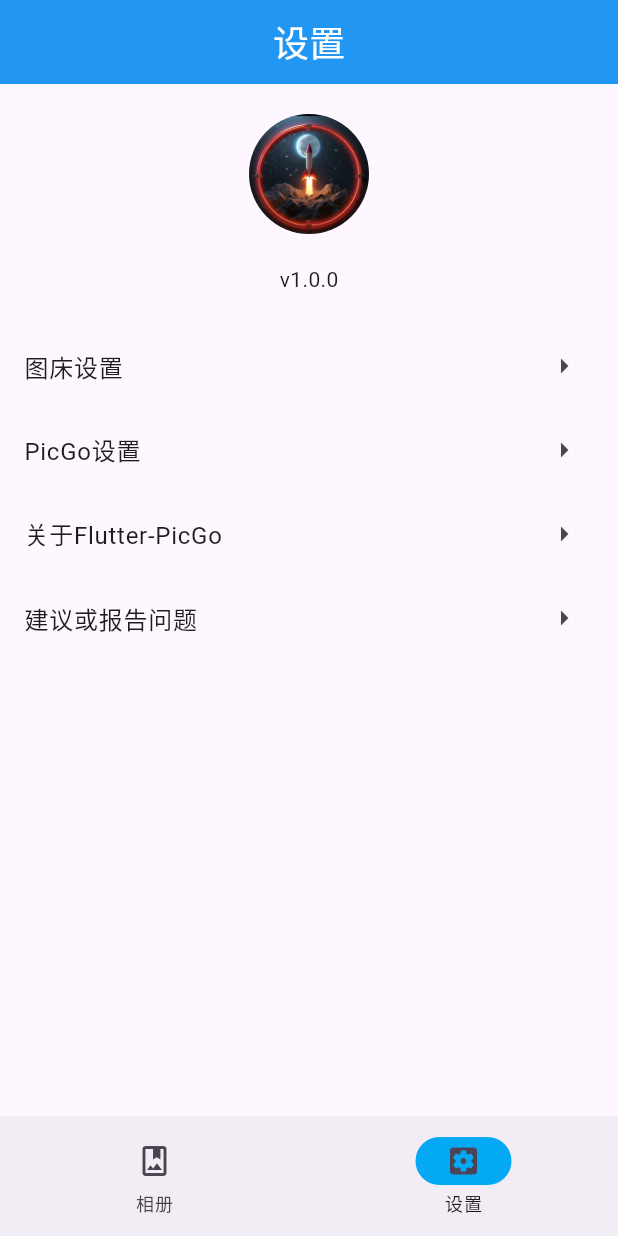
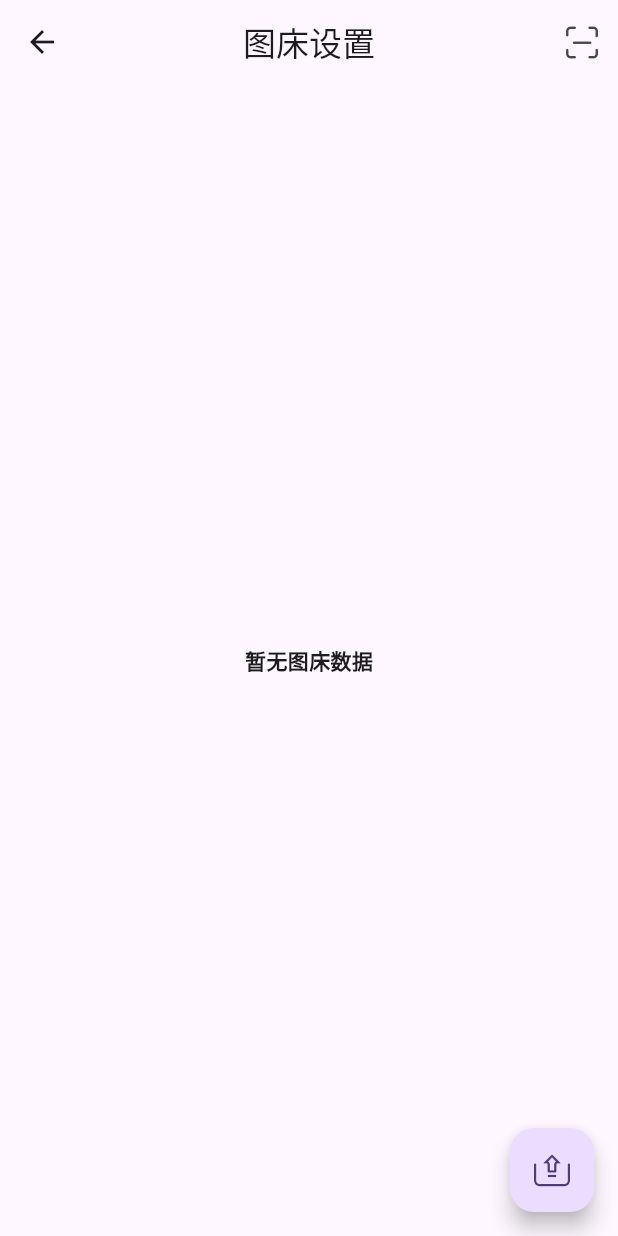
Before and after one commit to CrossEvol/flutter_ce_picgo, a Flutter app: the screen it shows after launch, item 2 of the bottom bar chosen, after a tap on "图床设置", on a phone screen of 412 x 824 dp. Run offline on Flutter 3.47's test engine with Material 3 defaults, Android fonts, the phone set to English and light mode, and no system bars; our stand-ins replace bloc, equatable, flutter_bloc, go_router, image_picker, package_info_plus and 1 more; missing offline and left inert: bitsdojo_window.

Commit message:
image_storage_setting_screen

```diff
--- a/lib/main.dart
+++ b/lib/main.dart
@@ -3,7 +3,7 @@ import 'dart:io';
 import 'package:bitsdojo_window/bitsdojo_window.dart';
 import 'package:flutter/foundation.dart';
 import 'package:flutter/material.dart';
-import 'package:flutter_ce_picgo/views/home_screen.dart';
+import 'package:flutter_ce_picgo/router/router.dart';
 
 void main() async {
   if (!kIsWeb && Platform.isWindows) {
@@ -33,28 +33,14 @@ class MyApp extends StatelessWidget {
   // This widget is the root of your application.
   @override
   Widget build(BuildContext context) {
-    return MaterialApp(
-      title: 'Flutter Demo',
+    return MaterialApp.router(
+      title: 'Flutter CE PicGo',
       theme: ThemeData(
-        // This is the theme of your application.
-        //
-        // TRY THIS: Try running your application with "flutter run". You'll see
-        // the application has a purple toolbar. Then, without quitting the app,
-        // try changing the seedColor in the colorScheme below to Colors.green
-        // and then invoke "hot reload" (save your changes or press the "hot
-        // reload" button in a Flutter-supported IDE, or press "r" if you used
-        // the command line to start the app).
-        //
-        // Notice that the counter didn't reset back to zero; the application
-        // state is not lost during the reload. To reset the state, use hot
-        // restart instead.
-        //
-        // This works for code too, not just values: Most code changes can be
-        // tested with just a hot reload.
         colorScheme: ColorScheme.fromSeed(seedColor: Colors.deepPurple),
         useMaterial3: true,
       ),
-      home: const HomeScreen(),
+      debugShowCheckedModeBanner: false,
+      routerConfig: router,
     );
   }
 }
--- /dev/null
+++ b/lib/models/image_storage_setting.dart
@@ -0,0 +1,38 @@
+class PBSetting {
+  int _id = 0;
+  String _type = "";
+  String _name = "";
+  String _config = "";
+  String _path = "";
+  bool _visible = false;
+
+  PBSetting();
+
+  int get id => _id;
+  String get type => _type;
+  String get name => _name;
+  String get config => _config;
+  String get path => _path;
+  bool get visible => _visible;
+
+  PBSetting.fromMap(Map<String, dynamic> map) {
+    _id = map['id'];
+    _type = map['type'];
+    _name = map['name'];
+    _config = map['config'];
+    _path = map['path'];
+    _visible = map['visible'] == 1;
+  }
+
+  Map<String, dynamic> toMap() {
+    var map = {
+      'id': _id,
+      'type': _type,
+      'name': _name,
+      'config': _config,
+      'path': _path,
+      'visible': _visible ? 1 : 0,
+    };
+    return map;
+  }
+}
--- a/lib/router/router.dart
+++ b/lib/router/router.dart
@@ -4,6 +4,7 @@ import 'package:flutter_ce_picgo/views/settings_screen.dart';
 import 'package:go_router/go_router.dart';
 
 import '../views/home_screen.dart';
+import '../views/image_storage_settings_views/image_storage_setting_screen.dart';
 
 /// The route configuration.
 final GoRouter router = GoRouter(
@@ -26,6 +27,12 @@ final GoRouter router = GoRouter(
             return const SettingsScreen();
           },
         ),
+        GoRoute(
+          path: 'settings/pb',
+          builder: (BuildContext context, GoRouterState state) {
+            return const ImageStorageSettingScreen();
+          },
+        ),
       ],
     ),
   ],
--- /dev/null
+++ b/lib/views/image_storage_settings_views/image_storage_setting_presenter.dart
@@ -0,0 +1,69 @@
+import 'dart:convert';
+
+import '../../models/image_storage_setting.dart';
+
+abstract class ImageStorageSettingPageContract {
+  void loadPb(List<PBSetting> settings);
+
+  void loadError(String errorMsg);
+
+  void transferError(String e);
+
+  void transferSuccess();
+
+  void exportConfigSuccess(String config);
+
+  void exportConfigError(String message);
+}
+
+class ImageStorageSettingPagePresenter {
+  ImageStorageSettingPageContract _view;
+
+  ImageStorageSettingPagePresenter(this._view);
+
+  doLoadPb() async {
+    // try {
+    //   var sql = Sql.setTable('pb_setting');
+    //   var list = await sql.get();
+    //   var realList = list.map((map) {
+    //     return PBSetting.fromMap(map);
+    //   }).toList();
+    //   _view.loadPb(realList);
+    // } catch (e) {
+    //   _view.loadError('${e.toString()}');
+    // }
+  }
+
+  /// transfer picgo json config to flutter-picgo
+  doTransferJson(String jsonStr) async {
+    // try {
+    //   Map<String, dynamic> map = json.decode(jsonStr);
+    //   map.forEach((key, value) async {
+    //     var config = json.encode(value);
+    //     await ImageUploadUtils.savePBConfig(key, config);
+    //   });
+    //   // success
+    //   _view.transferSuccess();
+    // } catch (e) {
+    //   _view.transferError('转换失败，请确认配置无误');
+    // }
+  }
+
+  /// 导出所有配置
+  doExportConfig() async {
+    // try {
+    //   var sql = Sql.setTable(TABLE_NAME_PBSETTING);
+    //   var list = await sql.get();
+    //   Map<String, dynamic> map = {};
+    //   list.forEach((element) {
+    //     var pbItem = PBSetting.fromMap(element);
+    //     if (!isBlank(pbItem.config)) {
+    //       map[pbItem.type] = json.decode(pbItem.config);
+    //     }
+    //   });
+    //   _view.exportConfigSuccess(json.encode(map));
+    // } catch (e) {
+    //   _view.exportConfigError('$e');
+    // }
+  }
+}
--- /dev/null
+++ b/lib/views/image_storage_settings_views/image_storage_setting_screen.dart
@@ -0,0 +1,146 @@
+import 'package:flutter/material.dart';
+import 'package:flutter/services.dart';
+import 'package:flutter_ce_picgo/views/image_storage_settings_views/image_storage_setting_presenter.dart';
+
+import '../../models/image_storage_setting.dart';
+
+class ImageStorageSettingScreen extends StatefulWidget {
+  const ImageStorageSettingScreen({super.key});
+
+  @override
+  State<ImageStorageSettingScreen> createState() => _ImageStorageSettingScreenState();
+}
+
+class _ImageStorageSettingScreenState extends State<ImageStorageSettingScreen>
+    implements ImageStorageSettingPageContract {
+  List<PBSetting> _settings = [];
+  String _errorTip = '暂无图床数据';
+
+  late ImageStorageSettingPagePresenter _presenter;
+
+  _ImageStorageSettingScreenState() {
+    _presenter = ImageStorageSettingPagePresenter(this);
+  }
+
+  @override
+  void initState() {
+    super.initState();
+    _presenter.doLoadPb();
+  }
+
+  @override
+  Widget build(BuildContext context) {
+    return Scaffold(
+      appBar: AppBar(
+        title: const Text('图床设置'),
+        centerTitle: true,
+        actions: <Widget>[
+          IconButton(
+            icon: const Icon(IconData(0xe685, fontFamily: 'iconfont')),
+            onPressed: () async {
+              await showDialog(
+                  context: context,
+                  builder: (context) {
+                    return AlertDialog(
+                      title: const Text('关于使用二维码扫描说明'),
+                      content: const Text(
+                          '该功能是为了方便使用了PicGo PC端的用户。\n\n在PC端已经配置好的用户可以使用PicGo新版的生成图床配置二维码功能。\n\n然后使用Flutter-PicGo直接扫描即可进行配置转换。'),
+                      actions: <Widget>[
+                        TextButton(
+                          child: const Text('已了解，去扫描'),
+                          onPressed: () {
+                            Navigator.pop(context);
+                            _scanCode();
+                          },
+                        )
+                      ],
+                    );
+                  });
+            },
+          ),
+        ],
+      ),
+      body: _settings.isEmpty
+          ? Center(
+              child: Padding(
+                padding: const EdgeInsets.fromLTRB(20.0, 0, 20.0, 0),
+                child: Text(
+                  _errorTip,
+                  maxLines: 2,
+                  overflow: TextOverflow.ellipsis,
+                  style: const TextStyle(fontWeight: FontWeight.bold),
+                ),
+              ),
+            )
+          : ListView.builder(
+              itemCount: _settings.length ?? 0,
+              itemBuilder: (context, index) {
+                return ListTile(
+                  title: Text(_settings[index].name),
+                  onTap: () {
+                    // Application.router.navigateTo(
+                    //     context, _settings[index].path,
+                    //     transition: TransitionType.cupertino);
+                  },
+                  trailing: const Icon(Icons.arrow_right),
+                );
+              },
+            ),
+      floatingActionButton: FloatingActionButton(
+        tooltip: '导出配置',
+        onPressed: () {
+          _presenter.doExportConfig();
+        },
+        child: const Icon(IconData(0xe62c, fontFamily: 'iconfont')),
+      ),
+    );
+  }
+
+  /// 扫描二维码
+  _scanCode() async {
+    // var status = await PermissionUtils.requestCemera();
+    // if (status == PermissionStatus.granted) {
+    //   var result = await BarcodeScanner.scan();
+    //   if (result.type == ResultType.Barcode) {
+    //     _presenter.doTransferJson(result.rawContent);
+    //   }
+    // } else {
+    //   PermissionUtils.showPermissionDialog(context);
+    // }
+  }
+
+  @override
+  void loadError(String errorMsg) {
+    setState(() {
+      _errorTip = errorMsg;
+    });
+  }
+
+  @override
+  void loadPb(List<PBSetting> settings) {
+    setState(() {
+      _settings = settings;
+    });
+  }
+
+  @override
+  void transferError(String e) {
+    // Toast.show(e, context, duration: Toast.LENGTH_LONG);
+  }
+
+  @override
+  void transferSuccess() {
+    // Toast.show('配置已转换', context);
+  }
+
+  @override
+  void exportConfigSuccess(String config) {
+    Clipboard.setData(ClipboardData(text: config));
+    // Toast.show('已将配置导出至剪切板', context);
+  }
+
+  @override
+  void exportConfigError(String message) {
+    // Toast.show('导出失败 : $message', context);
+  }
+}
--- a/lib/views/settings_screen.dart
+++ b/lib/views/settings_screen.dart
@@ -1,4 +1,5 @@
 import 'package:flutter/material.dart';
+import 'package:go_router/go_router.dart';
 import 'package:package_info_plus/package_info_plus.dart';
 import 'package:url_launcher/url_launcher.dart';
 
@@ -65,6 +66,7 @@ class _SettingsScreenState extends State<SettingsScreen> {
           ListTile(
             title: const Text('图床设置'),
             onTap: () {
+              context.go('/settings/pb');
               // Application.router.navigateTo(context, Routes.settingPb,
               //     transition: TransitionType.cupertino);
             },
```
